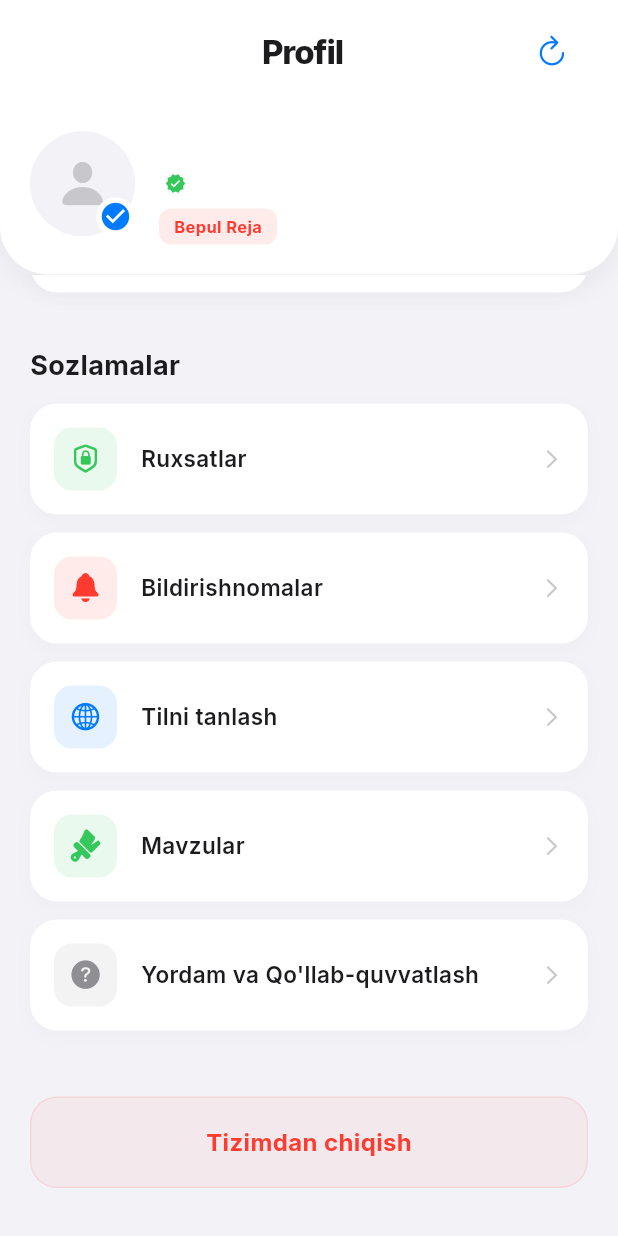
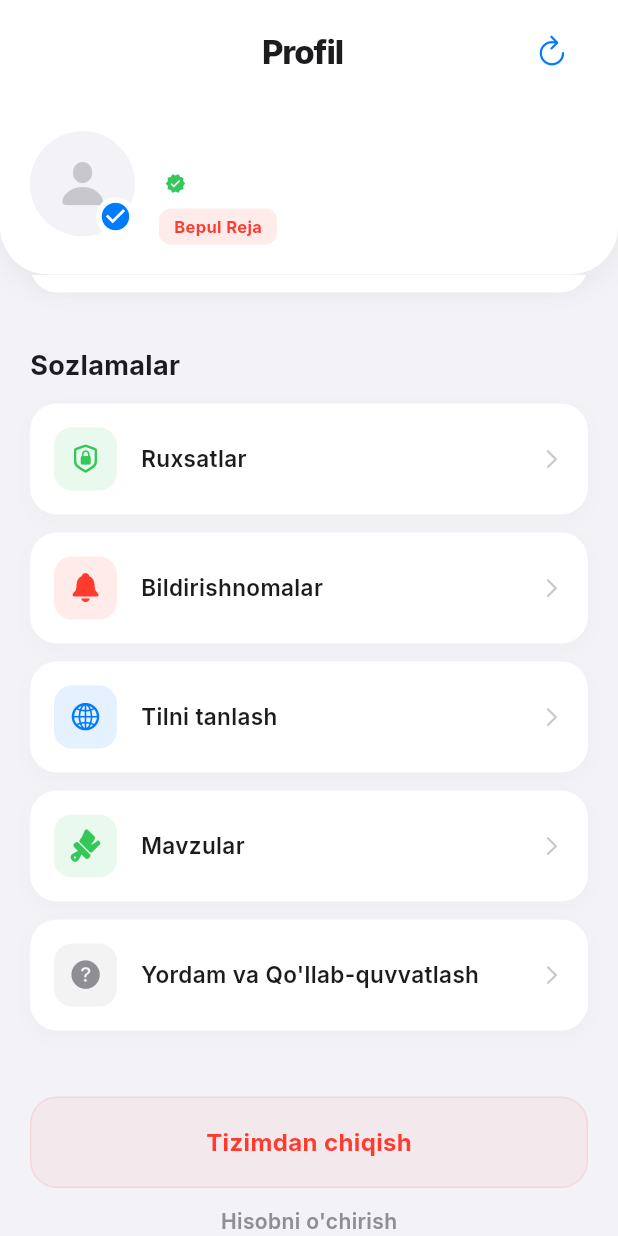
Before and after one commit to asrbekshokirovich-bot/FocusGuard-AppLocker, a Flutter app: the ProfileScreen screen opened directly, scrolled down 576 dp, on a phone screen of 412 x 824 dp. Run offline on Flutter 3.47's test engine with Material 3 defaults, Android fonts, the phone set to English and light mode, and no system bars; our stand-ins replace audioplayers, cloud_firestore, connectivity_plus, device_preview, firebase_auth, firebase_core and 8 more; missing offline and left inert: app_settings, app_usage, flutter_background_service, flutter_ringtone_player, installed_apps, usage_stats; accounts and stored records are empty.

Commit message:
feat(compliance): Play Store readiness — account deletion, perms cleanup, compliance doc
Play Market talablari uchun:
- Hisobni o'chirish (Profil → 'Hisobni o'chirish') — login bor ilovalar uchun
  Play MAJBURIY qiladi. Firestore (history/plans/user) + Auth user + lokal
  ma'lumotlarni o'chiradi; requires-recent-login holatini ham boshqaradi.
- USE_FULL_SCREEN_INTENT ruxsati olib tashlandi (ishlatilmaydi; Play uni
  faqat qo'ng'iroq/budilnik ilovalariga ruxsat beradi).
- PLAY_COMPLIANCE.md — AccessibilityService/QUERY_ALL_PACKAGES/Usage Access/
  specialUse FGS deklaratsiyalari, Data safety, Privacy Policy, content rating
  bo'yicha to'liq Play Console cheklisti.
- delete_account* tarjima kalitlari (uz/en).

```diff
--- a/lib/services/app_translation_service.dart
+++ b/lib/services/app_translation_service.dart
@@ -184,6 +184,13 @@ class AppTranslationService {
         'logout': 'Tizimdan chiqish',
         'logout_confirm_title': 'Chiqish',
         'logout_confirm_desc': 'Rostdan ham tizimdan chiqishni xohlaysizmi?',
+        'delete_account': 'Hisobni o\'chirish',
+        'delete_account_title': 'Hisobni butunlay o\'chirish',
+        'delete_account_desc':
+            'Hisobingiz va barcha ma\'lumotlaringiz (statistika, rejalar, sozlamalar) butunlay o\'chiriladi. Bu amalni qaytarib bo\'lmaydi.',
+        'delete_reauth':
+            'Xavfsizlik uchun qaytadan tizimga kiring, so\'ng hisobni o\'chiring.',
+        'delete_failed': 'O\'chirishda xatolik. Internetni tekshirib qayta urinib ko\'ring.',
         'cancel': 'Bekor qilish',
         'menu_permissions': 'Ruxsatlar',
         'permission_dialog_title': 'Ruxsatlar zarur',
@@ -789,6 +796,12 @@ class AppTranslationService {
         'logout': 'Log Out',
         'logout_confirm_title': 'Logout',
         'logout_confirm_desc': 'Do you really want to log out?',
+        'delete_account': 'Delete account',
+        'delete_account_title': 'Permanently delete account',
+        'delete_account_desc':
+            'Your account and all data (statistics, plans, settings) will be permanently deleted. This cannot be undone.',
+        'delete_reauth': 'For security, please log in again, then delete your account.',
+        'delete_failed': 'Deletion failed. Check your internet and try again.',
         'cancel': 'Cancel',
         'menu_permissions': 'Permissions',
         'permission_dialog_title': 'Permissions Required',
```
Also changed, not shown: lib/screens/profile_screen.dart (+105 -0 lines), 2 other files.
